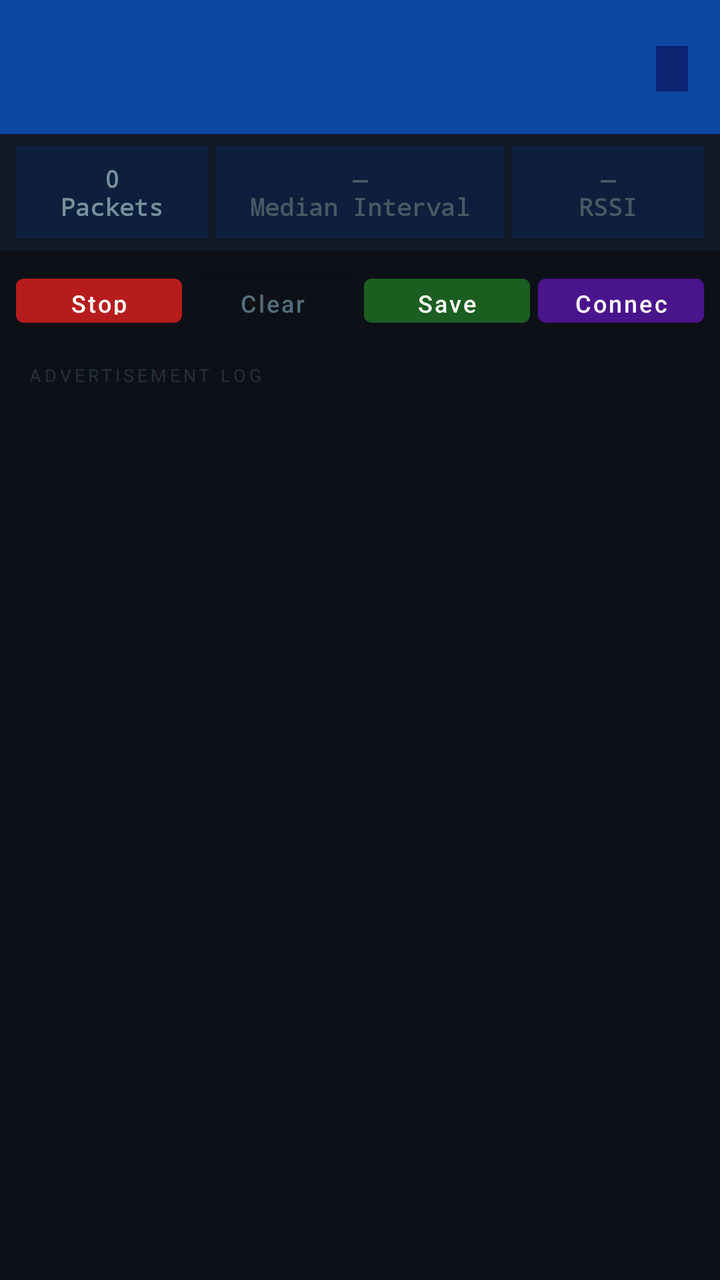
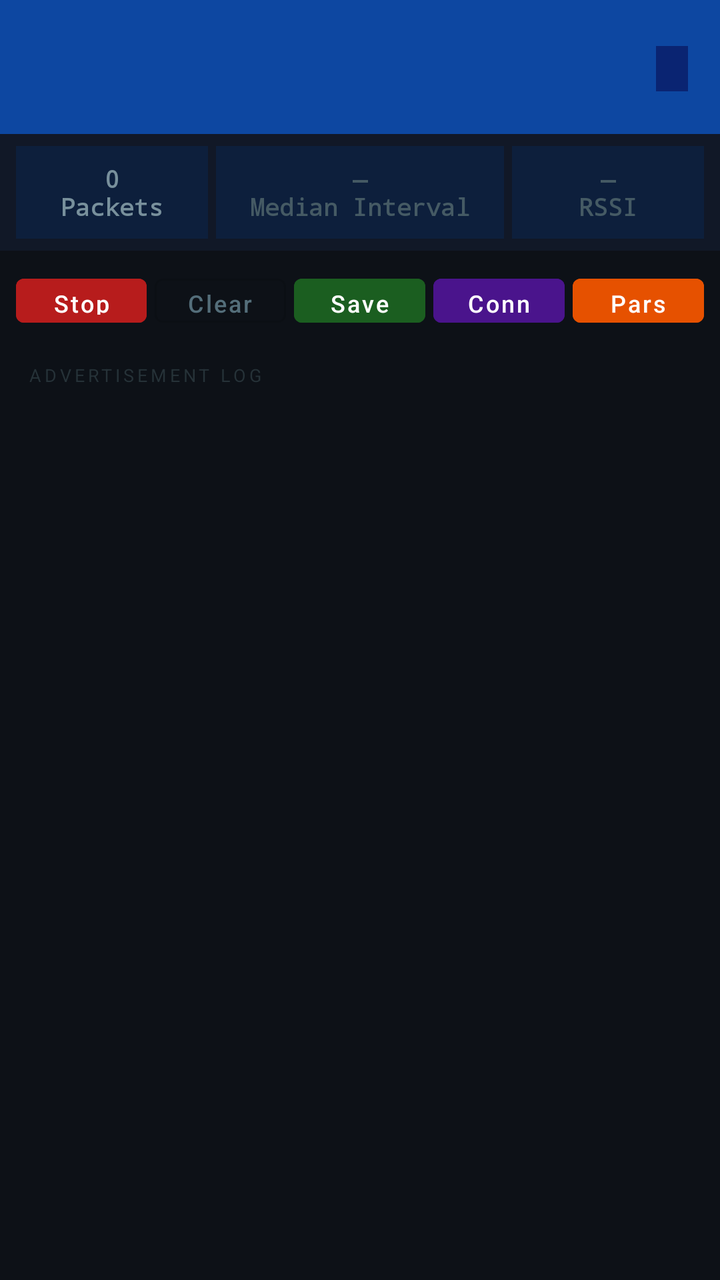

Screens rendered from an Android XML layout before and after an edit, with the pre-edit source and the edit as a unified diff.
<!-- AndroidManifest.xml: application theme Theme.BleApp -->
<!-- res/layout/activity_advertisement.xml -->
<?xml version="1.0" encoding="utf-8"?>
<LinearLayout xmlns:android="http://schemas.android.com/apk/res/android"
    android:layout_width="match_parent"
    android:layout_height="match_parent"
    android:orientation="vertical"
    android:background="#0D1117">

    
    <LinearLayout
        android:layout_width="match_parent"
        android:layout_height="wrap_content"
        android:orientation="vertical"
        android:paddingStart="16dp"
        android:paddingEnd="16dp"
        android:paddingTop="14dp"
        android:paddingBottom="12dp"
        android:background="#0D47A1">

        <LinearLayout
            android:layout_width="match_parent"
            android:layout_height="wrap_content"
            android:orientation="horizontal"
            android:gravity="center_vertical">

            <LinearLayout
                android:layout_width="0dp"
                android:layout_height="wrap_content"
                android:layout_weight="1"
                android:orientation="vertical">

                <TextView
                    android:id="@+id/deviceNameText"
                    android:layout_width="wrap_content"
                    android:layout_height="wrap_content"
                    android:textSize="18sp"
                    android:textStyle="bold"
                    android:textColor="#FFFFFF" />

                <TextView
                    android:id="@+id/deviceAddressText"
                    android:layout_width="wrap_content"
                    android:layout_height="wrap_content"
                    android:textSize="11sp"
                    android:fontFamily="monospace"
                    android:textColor="#90CAF9"
                    android:layout_marginTop="2dp" />
            </LinearLayout>

            <TextView
                android:id="@+id/scanStatusText"
                android:layout_width="wrap_content"
                android:layout_height="wrap_content"
                android:textSize="11sp"
                android:textStyle="bold"
                android:textColor="#69F0AE"
                android:background="#0A2472"
                android:paddingStart="8dp"
                android:paddingEnd="8dp"
                android:paddingTop="4dp"
                android:paddingBottom="4dp" />
        </LinearLayout>
    </LinearLayout>

    
    <LinearLayout
        android:layout_width="match_parent"
        android:layout_height="wrap_content"
        android:orientation="horizontal"
        android:paddingStart="8dp"
        android:paddingEnd="8dp"
        android:paddingTop="6dp"
        android:paddingBottom="6dp"
        android:background="#111827">

        <LinearLayout
            android:layout_width="0dp"
            android:layout_height="wrap_content"
            android:layout_weight="1"
            android:orientation="vertical"
            android:gravity="center"
            android:padding="8dp"
            android:background="#0D1F3C"
            android:layout_marginEnd="4dp">
            <TextView
                android:id="@+id/statPackets"
                android:layout_width="wrap_content"
                android:layout_height="wrap_content"
                android:text="0\nPackets"
                android:gravity="center"
                android:textColor="#78909C"
                android:textSize="12sp"
                android:textStyle="bold"
                android:fontFamily="monospace" />
        </LinearLayout>

        <LinearLayout
            android:layout_width="0dp"
            android:layout_height="wrap_content"
            android:layout_weight="1.5"
            android:orientation="vertical"
            android:gravity="center"
            android:padding="8dp"
            android:background="#0D1F3C"
            android:layout_marginEnd="4dp">
            <TextView
                android:id="@+id/statMedian"
                android:layout_width="wrap_content"
                android:layout_height="wrap_content"
                android:text="—\nMedian Interval"
                android:gravity="center"
                android:textColor="#455A64"
                android:textSize="12sp"
                android:textStyle="bold"
                android:fontFamily="monospace" />
        </LinearLayout>

        <LinearLayout
            android:layout_width="0dp"
            android:layout_height="wrap_content"
            android:layout_weight="1"
            android:orientation="vertical"
            android:gravity="center"
            android:padding="8dp"
            android:background="#0D1F3C">
            <TextView
                android:id="@+id/statRssi"
                android:layout_width="wrap_content"
                android:layout_height="wrap_content"
                android:text="—\nRSSI"
                android:gravity="center"
                android:textColor="#455A64"
                android:textSize="12sp"
                android:textStyle="bold"
                android:fontFamily="monospace" />
        </LinearLayout>
    </LinearLayout>

    
    <LinearLayout
        android:layout_width="match_parent"
        android:layout_height="wrap_content"
        android:orientation="horizontal"
        android:paddingStart="8dp"
        android:paddingEnd="8dp"
        android:paddingTop="8dp"
        android:paddingBottom="8dp"
        android:background="#0D1117">

        <com.google.android.material.button.MaterialButton
            android:id="@+id/stopButton"
            android:layout_width="0dp"
            android:layout_height="34dp"
            android:layout_weight="1"
            android:text="Stop"
            android:textAllCaps="false"
            android:textSize="12sp"
            android:backgroundTint="#B71C1C"
            android:layout_marginEnd="4dp" />

        <com.google.android.material.button.MaterialButton
            android:id="@+id/clearButton"
            android:layout_width="0dp"
            android:layout_height="34dp"
            android:layout_weight="1"
            style="@style/Widget.MaterialComponents.Button.OutlinedButton"
            android:text="Clear"
            android:textAllCaps="false"
            android:textSize="12sp"
            android:textColor="#546E7A"
            android:layout_marginEnd="4dp" />

        <com.google.android.material.button.MaterialButton
            android:id="@+id/saveButton"
            android:layout_width="0dp"
            android:layout_height="34dp"
            android:layout_weight="1"
            android:text="Save Log"
            android:textAllCaps="false"
            android:textSize="12sp"
            android:backgroundTint="#1B5E20"
            android:layout_marginEnd="4dp" />

        <com.google.android.material.button.MaterialButton
            android:id="@+id/connectButton"
            android:layout_width="0dp"
            android:layout_height="34dp"
            android:layout_weight="1"
            android:text="Connect"
            android:textAllCaps="false"
            android:textSize="12sp"
            android:backgroundTint="#4A148C" />
    </LinearLayout>

    
    <TextView
        android:layout_width="match_parent"
        android:layout_height="wrap_content"
        android:paddingStart="14dp"
        android:paddingTop="6dp"
        android:paddingBottom="4dp"
        android:text="ADVERTISEMENT LOG"
        android:textSize="9sp"
        android:letterSpacing="0.18"
        android:textColor="#263238"
        android:background="#0D1117" />

    
    <ScrollView
        android:id="@+id/advLogScroll"
        android:layout_width="match_parent"
        android:layout_height="0dp"
        android:layout_weight="1"
        android:background="#0D1117">

        <TextView
            android:id="@+id/advLogView"
            android:layout_width="match_parent"
            android:layout_height="wrap_content"
            android:padding="12dp"
            android:fontFamily="monospace"
            android:textSize="11sp"
            android:lineSpacingMultiplier="1.5"
            android:bufferType="spannable"
            android:textIsSelectable="true"
            android:textColorHighlight="#1E4976" />

    </ScrollView>

</LinearLayout>
<!-- resources referenced by this layout -->
<resources>
  <style name="Theme.BleApp" parent="Theme.MaterialComponents.Light.DarkActionBar">
          <item name="colorPrimary">@color/color_primary</item>
          <item name="colorPrimaryVariant">@color/color_primary_variant</item>
          <item name="colorOnPrimary">@color/white</item>
          <item name="colorSecondary">@color/color_secondary</item>
          <item name="colorOnSecondary">@color/black</item>
          <item name="android:statusBarColor">@color/color_primary_variant</item>
      </style>
  <color name="color_primary">#6200EE</color>
  <color name="color_primary_variant">#3700B3</color>
  <color name="white">#FFFFFFFF</color>
  <color name="color_secondary">#03DAC5</color>
  <color name="black">#FF000000</color>
</resources>

<!-- the commit's change to res/layout/activity_advertisement.xml (unified diff, before → after) -->
@@ -188,7 +188,18 @@
             android:text="Connect"
             android:textAllCaps="false"
             android:textSize="12sp"
-            android:backgroundTint="#4A148C" />
+            android:backgroundTint="#4A148C"
+            android:layout_marginEnd="4dp" />
+
+        <com.google.android.material.button.MaterialButton
+            android:id="@+id/parserButton"
+            android:layout_width="0dp"
+            android:layout_height="34dp"
+            android:layout_weight="1"
+            android:text="Parser"
+            android:textAllCaps="false"
+            android:textSize="12sp"
+            android:backgroundTint="#E65100" />
     </LinearLayout>
 
     
